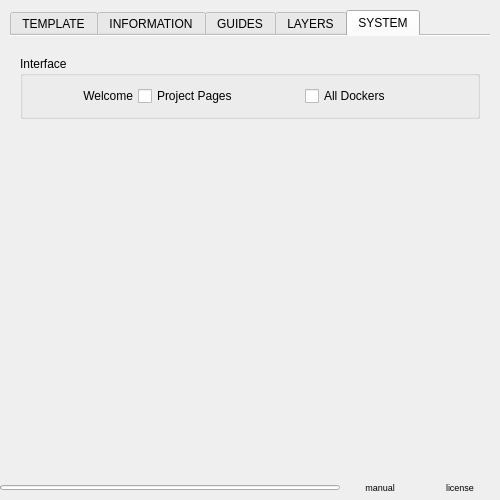
This is project_pages/project_pages_settings.ui in EyeOdin/project_pages as Qt 5 draws it before an edit. The edited form follows.
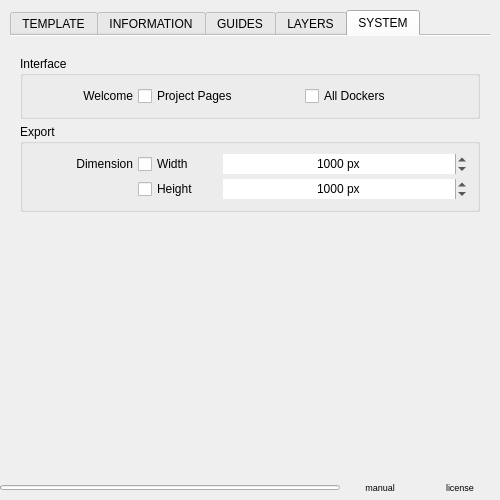
This is the edited form. The open tabs and pages were chosen to show the change.

Diff of the .ui file:
```diff
--- a/project_pages/project_pages_settings.ui
+++ b/project_pages/project_pages_settings.ui
@@ -3377,6 +3377,164 @@
                 </layout>
                </widget>
               </item>
+              <item>
+               <widget class="QGroupBox" name="group_export">
+                <property name="title">
+                 <string>Export</string>
+                </property>
+                <layout class="QGridLayout" name="group_export_layout">
+                 <property name="leftMargin">
+                  <number>10</number>
+                 </property>
+                 <property name="topMargin">
+                  <number>10</number>
+                 </property>
+                 <property name="rightMargin">
+                  <number>10</number>
+                 </property>
+                 <property name="bottomMargin">
+                  <number>10</number>
+                 </property>
+                 <property name="spacing">
+                  <number>5</number>
+                 </property>
+                 <item row="0" column="0">
+                  <widget class="QLabel" name="export_dimension">
+                   <property name="minimumSize">
+                    <size>
+                     <width>100</width>
+                     <height>20</height>
+                    </size>
+                   </property>
+                   <property name="maximumSize">
+                    <size>
+                     <width>100</width>
+                     <height>20</height>
+                    </size>
+                   </property>
+                   <property name="text">
+                    <string>Dimension</string>
+                   </property>
+                   <property name="alignment">
+                    <set>Qt::AlignRight|Qt::AlignTrailing|Qt::AlignVCenter</set>
+                   </property>
+                  </widget>
+                 </item>
+                 <item row="0" column="2">
+                  <widget class="QSpinBox" name="export_width_value">
+                   <property name="minimumSize">
+                    <size>
+                     <width>0</width>
+                     <height>20</height>
+                    </size>
+                   </property>
+                   <property name="maximumSize">
+                    <size>
+                     <width>16777215</width>
+                     <height>20</height>
+                    </size>
+                   </property>
+                   <property name="frame">
+                    <bool>false</bool>
+                   </property>
+                   <property name="alignment">
+                    <set>Qt::AlignCenter</set>
+                   </property>
+                   <property name="suffix">
+                    <string> px</string>
+                   </property>
+                   <property name="minimum">
+                    <number>1</number>
+                   </property>
+                   <property name="maximum">
+                    <number>16777215</number>
+                   </property>
+                   <property name="value">
+                    <number>1000</number>
+                   </property>
+                  </widget>
+                 </item>
+                 <item row="1" column="2">
+                  <widget class="QSpinBox" name="export_height_value">
+                   <property name="minimumSize">
+                    <size>
+                     <width>0</width>
+                     <height>20</height>
+                    </size>
+                   </property>
+                   <property name="maximumSize">
+                    <size>
+                     <width>16777215</width>
+                     <height>20</height>
+                    </size>
+                   </property>
+                   <property name="frame">
+                    <bool>false</bool>
+                   </property>
+                   <property name="alignment">
+                    <set>Qt::AlignCenter</set>
+                   </property>
+                   <property name="suffix">
+                    <string> px</string>
+                   </property>
+                   <property name="minimum">
+                    <number>1</number>
+                   </property>
+                   <property name="maximum">
+                    <number>16777215</number>
+                   </property>
+                   <property name="value">
+                    <number>1000</number>
+                   </property>
+                  </widget>
+                 </item>
+                 <item row="0" column="1">
+                  <widget class="QCheckBox" name="export_width_state">
+                   <property name="minimumSize">
+                    <size>
+                     <width>80</width>
+                     <height>20</height>
+                    </size>
+                   </property>
+                   <property name="maximumSize">
+                    <size>
+                     <width>80</width>
+                     <height>20</height>
+                    </size>
+                   </property>
+                   <property name="focusPolicy">
+                    <enum>Qt::NoFocus</enum>
+                   </property>
+                   <property name="text">
+                    <string>Width</string>
+                   </property>
+                  </widget>
+                 </item>
+                 <item row="1" column="1">
+                  <widget class="QCheckBox" name="export_height_state">
+                   <property name="minimumSize">
+                    <size>
+                     <width>80</width>
+                     <height>20</height>
+                    </size>
+                   </property>
+                   <property name="maximumSize">
+                    <size>
+                     <width>80</width>
+                     <height>20</height>
+                    </size>
+                   </property>
+                   <property name="focusPolicy">
+                    <enum>Qt::NoFocus</enum>
+                   </property>
+                   <property name="text">
+                    <string>Height</string>
+                   </property>
+                  </widget>
+                 </item>
+                </layout>
+               </widget>
+              </item>
               <item>
                <spacer name="vertical_spacer_system">
                 <property name="focusPolicy">
```
Left out of the diff: 2 changed lines with no effect on the pictures.
